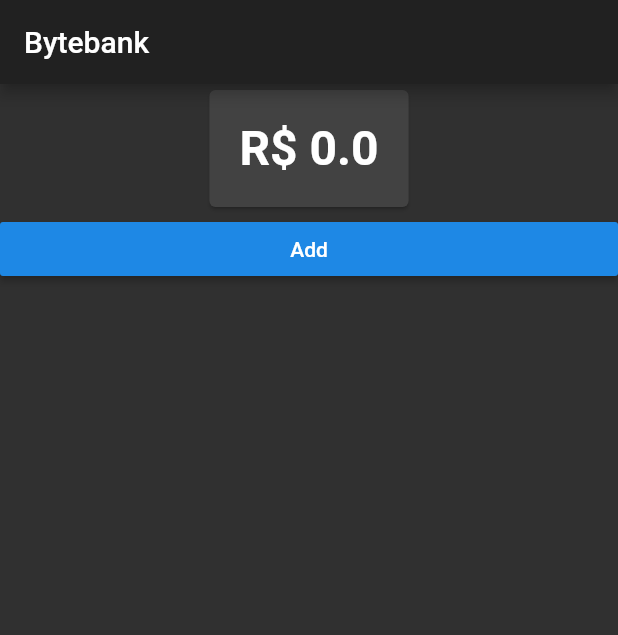
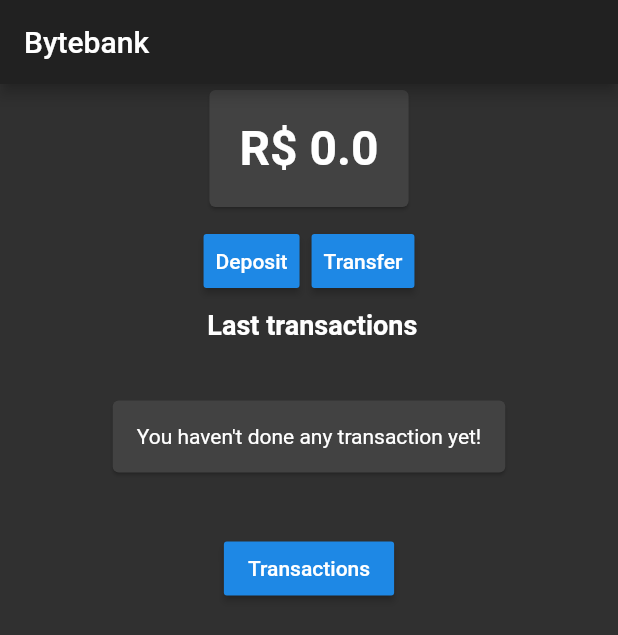
Before and after one commit to iwhrim/alura-flutter-gerenciamento-estados-provider, a Flutter app: the screen it shows after launch, on a phone screen of 412 x 824 dp. Shown: the top 635 px of the screen. Run offline on Flutter 3.47's test engine with Material 2 defaults, Android fonts, the phone set to English and light mode, and no system bars.

Commit message:
Finished course

```diff
--- /dev/null
+++ b/lib/models/transactions.dart
@@ -0,0 +1,15 @@
+import 'package:flutter/cupertino.dart';
+import 'package:flutter_state_management/models/transaction.dart';
+
+class Transactions extends ChangeNotifier {
+
+  final List<Transaction> _transactions = [];
+
+  List<Transaction> get transactions => _transactions;
+
+  add(Transaction transaction ) {
+    transactions.add(transaction);
+    notifyListeners();
+  }
+
+}
--- a/lib/screens/dashboard.dart
+++ b/lib/screens/dashboard.dart
@@ -1,6 +1,10 @@
 import 'package:flutter/material.dart';
 import 'package:flutter_state_management/components/balance.dart';
 import 'package:flutter_state_management/models/balance.dart';
+import 'package:flutter_state_management/screens/deposit/deposit.dart';
+import 'package:flutter_state_management/screens/transaction/form.dart';
+import 'package:flutter_state_management/screens/transaction/last_transactions.dart';
+import 'package:flutter_state_management/screens/transaction/list.dart';
 import 'package:provider/provider.dart';
 
 class Dashboard extends StatelessWidget {
@@ -16,17 +20,38 @@ class Dashboard extends StatelessWidget {
             alignment: Alignment.topCenter,
             child: BalanceCard(),
           ),
-          Consumer<Balance>(
-            builder: (context, balance, child) {
-              return RaisedButton(
-                child: Text('Add'),
+          ButtonBar(
+            alignment: MainAxisAlignment.center,
+            children: [
+              RaisedButton(
+                child: Text('Deposit'),
                 onPressed: () {
-                  balance.add(3);
-
+                  Navigator.push(
+                    context,
+                    MaterialPageRoute(
+                      builder: (context) {
+                        return DepositForm();
+                      },
+                    ),
+                  );
                 },
-              );
-            }
-          )
+              ),
+              RaisedButton(
+                child: Text('Transfer'),
+                onPressed: () {
+                  Navigator.push(
+                    context,
+                    MaterialPageRoute(
+                      builder: (context) {
+                        return TransactionForm();
+                      },
+                    ),
+                  );
+                },
+              ),
+            ],
+          ),
+          LastTransactions(),
         ],
       ),
     );
--- /dev/null
+++ b/lib/screens/transaction/last_transactions.dart
@@ -0,0 +1,62 @@
+import 'package:flutter/material.dart';
+import 'package:flutter_state_management/models/transactions.dart';
+import 'package:flutter_state_management/screens/transaction/list.dart';
+import 'package:provider/provider.dart';
+
+final _title = ' Last transactions';
+
+class LastTransactions extends StatelessWidget {
+  @override
+  Widget build(BuildContext context) {
+    return Column(
+      children: [
+        Text(
+          _title,
+          style: TextStyle(fontWeight: FontWeight.bold, fontSize: 18.0),
+        ),
+        Consumer<Transactions>(
+          builder: (context, transactions, child) {
+            final _listSize = transactions.transactions.length;
+            final _lastTransactions = transactions.transactions.reversed;
+            return _listSize == 0
+                ? NoTransactionsFound()
+                : ListView.builder(
+                    padding: const EdgeInsets.all(8.0),
+                    itemCount: _listSize <= 2 ? _listSize : 2,
+                    shrinkWrap: true,
+                    itemBuilder: (context, i) {
+                      return TransactionItem(_lastTransactions.elementAt(i));
+                    },
+                  );
+          },
+        ),
+        RaisedButton(
+          child: Text('Transactions'),
+          onPressed: () {
+            Navigator.push(
+              context,
+              MaterialPageRoute(
+                builder: (context) {
+                  return TransactionList();
+                },
+              ),
+            );
+          },
+        ),
+      ],
+    );
+  }
+}
+
+class NoTransactionsFound extends StatelessWidget {
+  @override
+  Widget build(BuildContext context) {
+    return Card(
+      margin: EdgeInsets.all(40.0),
+      child: Padding(
+        padding: EdgeInsets.all(16.0),
+        child: Text('You haven\'t done any transaction yet!'),
+      ),
+    );
+  }
+}
--- a/lib/screens/transaction/list.dart
+++ b/lib/screens/transaction/list.dart
@@ -1,32 +1,27 @@
 import 'package:flutter/material.dart';
 import 'package:flutter_state_management/models/transaction.dart';
+import 'package:flutter_state_management/models/transactions.dart';
 import 'package:flutter_state_management/screens/transaction/form.dart';
+import 'package:provider/provider.dart';
 
 const _titleAppBar = 'Transferências';
 
-class TransactionList extends StatefulWidget {
-  final List<Transaction> _transactions = List();
-
-  @override
-  State<StatefulWidget> createState() {
-    return TransactionListState();
-  }
-}
-
-class TransactionListState extends State<TransactionList> {
+class TransactionList extends StatelessWidget {
   @override
   Widget build(BuildContext context) {
     return Scaffold(
       appBar: AppBar(
         title: Text(_titleAppBar),
       ),
-      body: ListView.builder(
-        itemCount: widget._transactions.length,
-        itemBuilder: (context, i) {
-          final transaction = widget._transactions[i];
-          return TransactionItem(transaction);
-        },
-      ),
+      body: Consumer<Transactions>(builder: (context, transactions, child) {
+        return ListView.builder(
+          itemCount: transactions.transactions.length,
+          itemBuilder: (context, i) {
+            final transaction = transactions.transactions[i];
+            return TransactionItem(transaction);
+          },
+        );
+      }),
       floatingActionButton: FloatingActionButton(
         child: Icon(Icons.add),
         onPressed: () {
@@ -35,21 +30,12 @@ class TransactionListState extends State<TransactionList> {
             MaterialPageRoute(builder: (context) {
               return TransactionForm();
             }),
-          ).then(
-            (receivedTransaction) => _update(receivedTransaction),
           );
         },
       ),
     );
   }
 
-  void _update(Transaction transaction) {
-    if (transaction != null) {
-      setState(() {
-        widget._transactions.add(transaction);
-      });
-    }
-  }
 }
 
 class TransactionItem extends StatelessWidget {
@@ -62,8 +48,8 @@ class TransactionItem extends StatelessWidget {
     return Card(
       child: ListTile(
         leading: Icon(Icons.monetization_on),
-        title: Text(_transaction.value.toString()),
-        subtitle: Text(_transaction.accountNumber.toString()),
+        title: Text(_transaction.valueToString()),
+        subtitle: Text(_transaction.accountNumberToString()),
       ),
     );
   }
```
Also changed, not shown: lib/main.dart (+7 -3 lines), lib/models/transaction.dart (+11 -3 lines), lib/screens/deposit/deposit.dart (added, +64 -0 lines), lib/screens/transaction/form.dart (+24 -11 lines).
